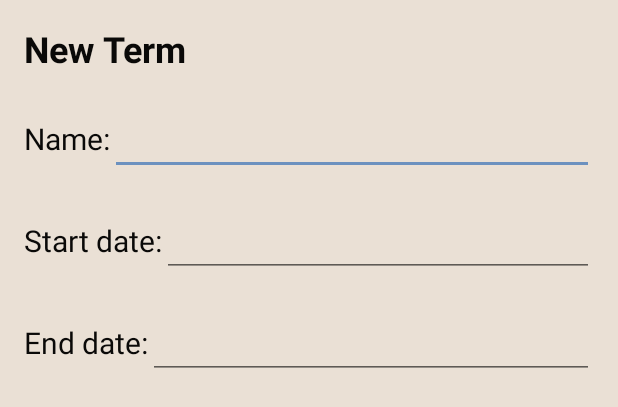
After one commit to aphillips830/academic_scheduler, an Android app: the layout add_term_layout.xml on its own in the app's theme, with its tools: preview values and no code run, on a phone screen of 412 x 824 dp. The commit adds this screen. Shown: the top 407 px of the screen. Run offline under Robolectric (Android 15) with nearby library versions, the phone set to English and light mode, and no system bars.

Commit message:
Database - x List of all terms : x Add new terms : x

```diff
--- a/app/src/main/java/com/aphillips/academicscheduler/TermAdapter.java
+++ b/app/src/main/java/com/aphillips/academicscheduler/TermAdapter.java
@@ -1,5 +1,6 @@
 package com.aphillips.academicscheduler;
 
+import android.app.Activity;
 import android.content.Context;
 import android.view.LayoutInflater;
 import android.view.View;
@@ -50,6 +51,11 @@ public class TermAdapter extends RecyclerView.Adapter<TermAdapter.TermViewHolder
         return mTermsList.size();
     }
 
+    public void setTermsList(List<Term> terms) {
+        mTermsList = terms;
+        notifyDataSetChanged();
+    }
+
     static class TermViewHolder extends RecyclerView.ViewHolder {
 
         private final TextView termName;
--- /dev/null
+++ b/app/src/main/res/drawable/add_asset.xml
@@ -0,0 +1,5 @@
+<vector android:height="24dp" android:tint="#EAE0D5"
+    android:viewportHeight="24" android:viewportWidth="24"
+    android:width="24dp" xmlns:android="http://schemas.android.com/apk/res/android">
+    <path android:fillColor="@android:color/white" android:pathData="M19,13h-6v6h-2v-6H5v-2h6V5h2v6h6v2z"/>
+</vector>
--- /dev/null
+++ b/app/src/main/res/layout/add_term_layout.xml
@@ -0,0 +1,97 @@
+<?xml version="1.0" encoding="utf-8"?>
+<LinearLayout xmlns:android="http://schemas.android.com/apk/res/android"
+    android:layout_width="match_parent"
+    android:layout_height="match_parent"
+    android:orientation="vertical"
+    android:padding="16dp"
+    android:background="@color/almond">
+
+    <TextView
+        android:layout_width="wrap_content"
+        android:layout_height="wrap_content"
+        android:id="@+id/add_edit_textview"
+        android:text="@string/new_term"
+        android:textSize="24sp"
+        android:textStyle="bold"
+        android:lineSpacingExtra="10sp"
+        android:layout_marginBottom="10dp"
+        android:textColor="@color/black_rich"/>
+
+    <LinearLayout
+        android:layout_width="match_parent"
+        android:layout_height="wrap_content"
+        android:orientation="horizontal"
+        android:layout_marginTop="10dp"
+        android:layout_marginBottom="10dp">
+
+        <TextView
+            android:layout_width="wrap_content"
+            android:layout_height="wrap_content"
+            android:text="@string/name"
+            android:labelFor="@id/term_name_edittext"
+            android:textSize="20sp"
+            android:textColor="@color/black_rich"/>
+
+        <EditText
+            android:layout_width="match_parent"
+            android:layout_height="wrap_content"
+            android:id="@+id/term_name_edittext"
+            android:inputType="text"
+            android:textSize="20sp"
+            android:textColor="@color/black_rich"/>
+
+    </LinearLayout>
+
+    <LinearLayout
+        android:layout_width="match_parent"
+        android:layout_height="wrap_content"
+        android:orientation="horizontal"
+        android:layout_marginTop="10dp"
+        android:layout_marginBottom="10dp">
+
+        <TextView
+            android:layout_width="wrap_content"
+            android:layout_height="wrap_content"
+            android:labelFor="@id/term_start_edittext"
+            android:text="@string/start_date"
+            android:textSize="20sp"
+            android:textColor="@color/black_rich"/>
+
+        <EditText
+            android:layout_width="match_parent"
+            android:layout_height="wrap_content"
+            android:id="@+id/term_start_edittext"
+            android:focusable="false"
+            android:inputType="date"
+            android:textSize="20sp"
+            android:textColor="@color/black_rich" />
+
+    </LinearLayout>
+
+    <LinearLayout
+        android:layout_width="match_parent"
+        android:layout_height="wrap_content"
+        android:orientation="horizontal"
+        android:layout_marginTop="10dp"
+        android:layout_marginBottom="10dp">
+
+        <TextView
+            android:layout_width="wrap_content"
+            android:layout_height="wrap_content"
+            android:labelFor="@id/term_end_edittext"
+            android:text="@string/end_date"
+            android:textSize="20sp"
+            android:textColor="@color/black_rich"/>
+
+        <EditText
+            android:layout_width="match_parent"
+            android:layout_height="wrap_content"
+            android:id="@+id/term_end_edittext"
+            android:focusable="false"
+            android:textSize="20sp"
+            android:inputType="date"
+            android:textColor="@color/black_rich"/>
+
+    </LinearLayout>
+
+</LinearLayout>
--- a/app/src/main/res/values/strings.xml
+++ b/app/src/main/res/values/strings.xml
@@ -9,4 +9,9 @@
     <string name="sample_text">Sample Text</string>
     <string name="no_terms">No Terms Entered</string>
     <string name="no_date">MM-DD-YY</string>
+    <string name="add_term">Add Term</string>
+    <string name="new_term">New Term</string>
+    <string name="name">Name:</string>
+    <string name="end_date">End date:</string>
+    <string name="start_date">Start date:</string>
 </resources>
--- a/app/src/main/res/values/themes.xml
+++ b/app/src/main/res/values/themes.xml
@@ -1,10 +1,10 @@
-<resources xmlns:tools="http://schemas.android.com/tools">
+<resources>
     <!-- Base application theme. -->
     <style name="Theme.AcademicScheduler" parent="Theme.MaterialComponents.DayNight.DarkActionBar">
         <!-- Primary brand color. -->
         <item name="colorPrimary">@color/gunmetal</item>
         <item name="colorPrimaryDark">@color/black_rich</item>
-        <item name="colorOnPrimary">@color/white</item>
+        <item name="colorOnPrimary">@color/gunmetal</item>
         <item name="colorAccent">@color/blue_gray</item>
         <!-- Status bar color. -->
         <item name="android:statusBarColor">?attr/colorPrimaryDark</item>
```
Also changed, not shown: app/src/main/java/com/aphillips/academicscheduler/TermList.java (+130 -3 lines), app/src/main/java/com/aphillips/academicscheduler/entities/Assessment.java (+7 -7 lines), app/src/main/java/com/aphillips/academicscheduler/entities/Course.java (+8 -8 lines), app/src/main/java/com/aphillips/academicscheduler/entities/Term.java (+7 -7 lines), app/src/main/res/layout/activity_term_list.xml (+14 -0 lines).
